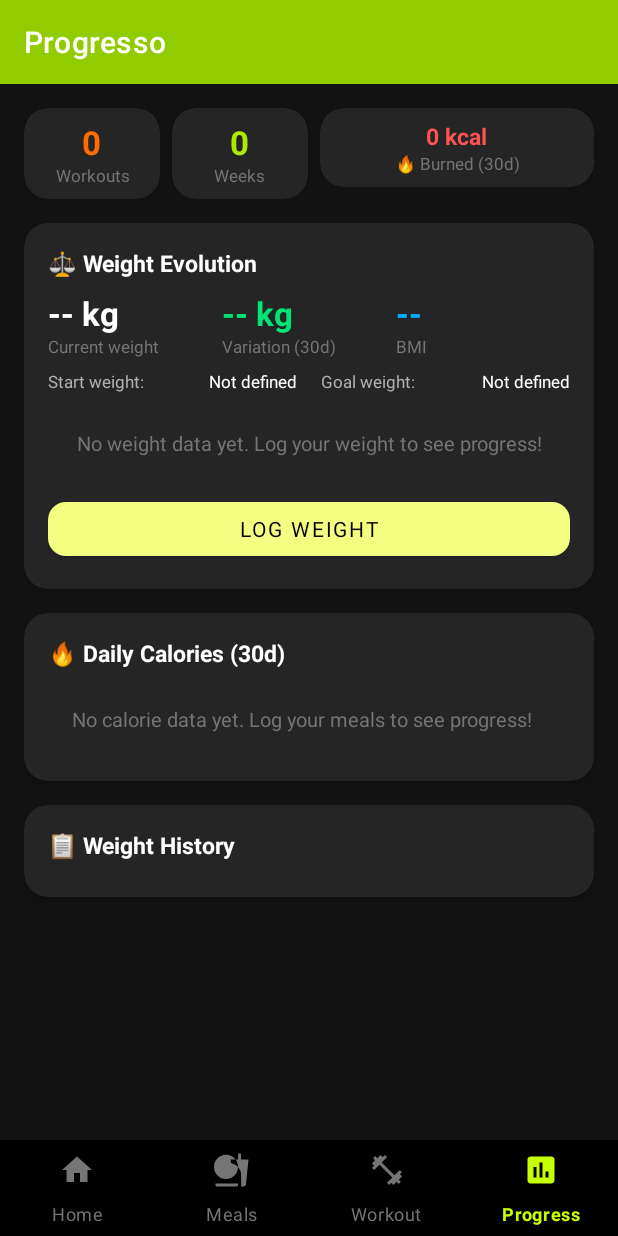
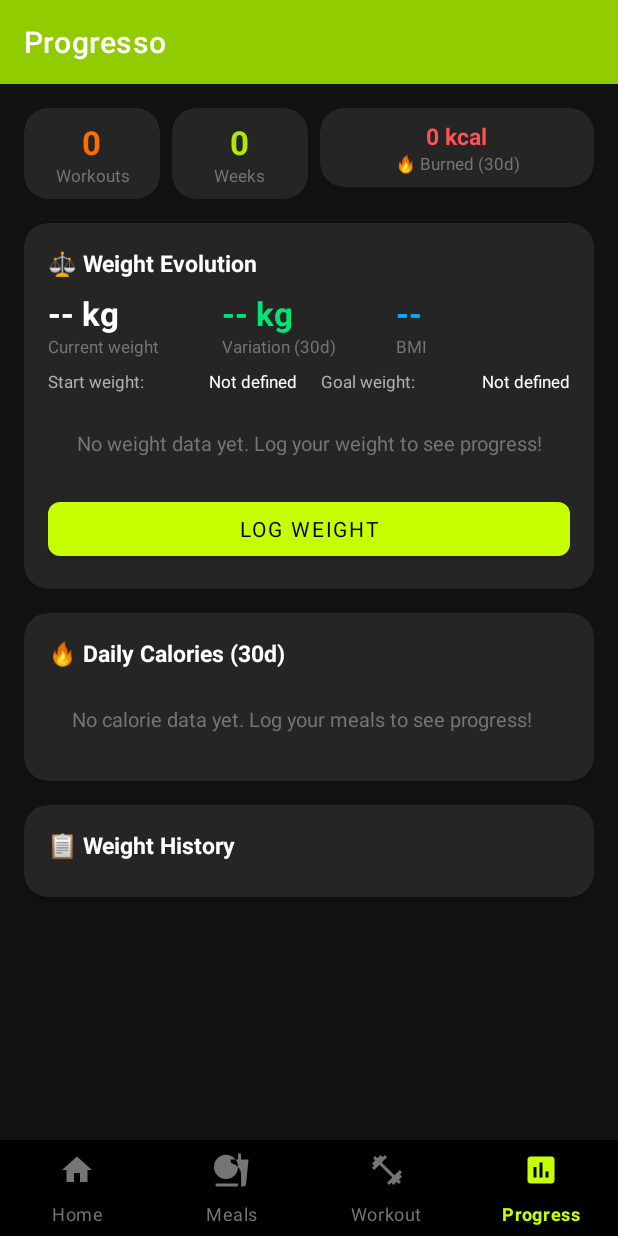
Before and after one commit to luigi043/LuigisWorkout, an Android app: the ProgressFragment screen opened through its navigation route, on a phone screen of 412 x 824 dp. Run offline under Robolectric (Android 15) with nearby library versions, the phone set to English and light mode, and no system bars; our stand-ins replace navigation-ui; libraries missing offline, so code that uses them is left out: com.github.mikephil.charting; plain views replace LineChart; 13 statements that could not run were skipped.

Commit message:
style: enhance design system consistency and integrate MuscleWiki examples
- Migrated hardcoded dimensions to @dimen resources in Workout and Progress fragments for layout consistency.
- Standardized MaterialCardView and MaterialButton styles in themes.xml using project-wide dimension tokens.
- Integrated 'View example' action in exercise items linked to MuscleWiki search utility.
- Applied 'Midnight & Electric Lime' palette refinements across workout tracking and history layouts.

```diff
--- a/app/src/main/res/layout/fragment_progress.xml
+++ b/app/src/main/res/layout/fragment_progress.xml
@@ -25,10 +25,10 @@
                 android:layout_width="0dp"
                 android:layout_height="wrap_content"
                 android:layout_weight="1"
-                android:layout_marginEnd="4dp"
+                android:layout_marginEnd="@dimen/spacing_xs"
                 app:cardBackgroundColor="@color/surface_card"
                 app:cardCornerRadius="@dimen/card_radius"
-                app:cardElevation="2dp">
+                app:cardElevation="@dimen/card_elevation">
                 <LinearLayout
                     android:layout_width="match_parent"
                     android:layout_height="wrap_content"
@@ -58,11 +58,11 @@
                 android:layout_width="0dp"
                 android:layout_height="wrap_content"
                 android:layout_weight="1"
-                android:layout_marginStart="4dp"
-                android:layout_marginEnd="4dp"
+                android:layout_marginStart="@dimen/spacing_xs"
+                android:layout_marginEnd="@dimen/spacing_xs"
                 app:cardBackgroundColor="@color/surface_card"
                 app:cardCornerRadius="@dimen/card_radius"
-                app:cardElevation="2dp">
+                app:cardElevation="@dimen/card_elevation">
                 <LinearLayout
                     android:layout_width="match_parent"
                     android:layout_height="wrap_content"
@@ -92,10 +92,10 @@
                 android:layout_width="0dp"
                 android:layout_height="wrap_content"
                 android:layout_weight="2"
-                android:layout_marginStart="4dp"
+                android:layout_marginStart="@dimen/spacing_xs"
                 app:cardBackgroundColor="@color/surface_card"
                 app:cardCornerRadius="@dimen/card_radius"
-                app:cardElevation="2dp">
+                app:cardElevation="@dimen/card_elevation">
                 <LinearLayout
                     android:layout_width="match_parent"
                     android:layout_height="wrap_content"
@@ -128,7 +128,7 @@
             android:layout_marginBottom="@dimen/spacing_md"
             app:cardBackgroundColor="@color/surface_card"
             app:cardCornerRadius="@dimen/card_radius"
-            app:cardElevation="4dp">
+            app:cardElevation="@dimen/card_elevation">
 
             <LinearLayout
                 android:layout_width="match_parent"
@@ -240,7 +240,7 @@
                         android:textSize="@dimen/text_xs"
                         android:textColor="@color/text_primary" />
 
-                    <View android:layout_width="16dp" android:layout_height="1dp" />
+                    <View android:layout_width="@dimen/spacing_md" android:layout_height="1dp" />
 
                     <TextView
                         android:layout_width="0dp"
@@ -294,7 +294,7 @@
             android:layout_marginBottom="@dimen/spacing_md"
             app:cardBackgroundColor="@color/surface_card"
             app:cardCornerRadius="@dimen/card_radius"
-            app:cardElevation="4dp">
+            app:cardElevation="@dimen/card_elevation">
 
             <LinearLayout
                 android:layout_width="match_parent"
@@ -336,7 +336,7 @@
             android:layout_marginBottom="@dimen/spacing_lg"
             app:cardBackgroundColor="@color/surface_card"
             app:cardCornerRadius="@dimen/card_radius"
-            app:cardElevation="4dp">
+            app:cardElevation="@dimen/card_elevation">
 
             <LinearLayout
                 android:layout_width="match_parent"
--- a/app/src/main/res/values/themes.xml
+++ b/app/src/main/res/values/themes.xml
@@ -55,8 +55,8 @@
     <!-- Card style -->
     <style name="CardStyle" parent="Widget.MaterialComponents.CardView">
         <item name="cardBackgroundColor">@color/surface_card</item>
-        <item name="cardCornerRadius">16dp</item>
-        <item name="cardElevation">4dp</item>
+        <item name="cardCornerRadius">@dimen/card_radius</item>
+        <item name="cardElevation">@dimen/card_elevation</item>
         <item name="contentPaddingLeft">0dp</item>
         <item name="contentPaddingRight">0dp</item>
         <item name="contentPaddingTop">0dp</item>
@@ -88,21 +88,21 @@
 
     <!-- Button styles -->
     <style name="ButtonPrimary" parent="Widget.MaterialComponents.Button">
-        <item name="backgroundTint">@color/primary_light</item>
+        <item name="backgroundTint">@color/primary</item>
         <item name="android:textColor">@color/text_on_primary</item>
-        <item name="cornerRadius">12dp</item>
+        <item name="cornerRadius">@dimen/spacing_sm</item>
     </style>
 
     <style name="ButtonAccent" parent="Widget.MaterialComponents.Button">
         <item name="backgroundTint">@color/accent</item>
         <item name="android:textColor">@color/text_on_primary</item>
-        <item name="cornerRadius">12dp</item>
+        <item name="cornerRadius">@dimen/spacing_sm</item>
     </style>
 
     <style name="ButtonOutlined" parent="Widget.MaterialComponents.Button.OutlinedButton">
-        <item name="strokeColor">@color/primary_light</item>
-        <item name="android:textColor">@color/primary_light</item>
-        <item name="cornerRadius">12dp</item>
+        <item name="strokeColor">@color/primary</item>
+        <item name="android:textColor">@color/primary</item>
+        <item name="cornerRadius">@dimen/spacing_sm</item>
     </style>
 
     <!-- FAB style -->
```
Also changed, not shown: app/src/main/res/layout/dialog_track_exercise.xml (+22 -15 lines), app/src/main/res/layout/fragment_workout.xml (+17 -17 lines), app/src/main/res/layout/item_exercise.xml (+23 -23 lines), app/src/main/res/layout/item_exercise_history.xml (+4 -4 lines), app/src/main/res/layout/item_workout_history.xml (+9 -8 lines).
